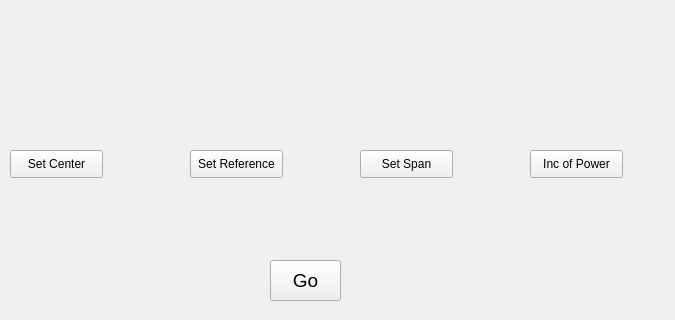
This is pyqt.ui in AnthonyDeSantiago/Spectrum_Analyzer_Tool as Qt 5 draws it before an edit; both pictures show x 0 to 675 and y 250 to 570 of the 675 by 570 pixel window. The edited form follows.
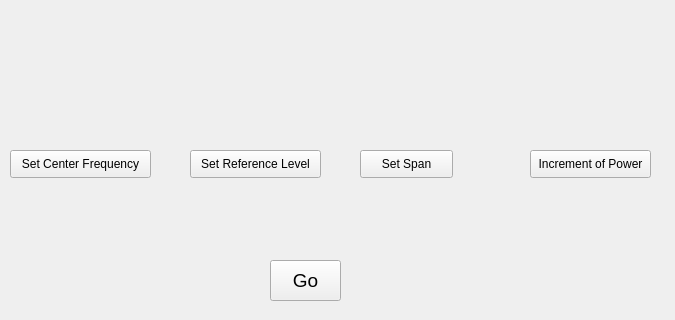
This is the edited form.

Commit message: changed buttons to be more descriptive

What changed in the file:
```diff
--- a/pyqt.ui
+++ b/pyqt.ui
@@ -72,12 +72,12 @@
     <rect>
      <x>10</x>
      <y>400</y>
-     <width>93</width>
+     <width>141</width>
      <height>28</height>
     </rect>
    </property>
    <property name="text">
-    <string>Set Center</string>
+    <string>Set Center Frequency</string>
    </property>
   </widget>
   <widget class="QPushButton" name="pushButton_3">
@@ -85,12 +85,12 @@
     <rect>
      <x>190</x>
      <y>400</y>
-     <width>93</width>
+     <width>131</width>
      <height>28</height>
     </rect>
    </property>
    <property name="text">
-    <string>Set Reference</string>
+    <string>Set Reference Level</string>
    </property>
   </widget>
   <widget class="QPushButton" name="pushButton_4">
@@ -168,12 +168,12 @@
     <rect>
      <x>530</x>
      <y>400</y>
-     <width>93</width>
+     <width>121</width>
      <height>28</height>
     </rect>
    </property>
    <property name="text">
-    <string>Inc of Power</string>
+    <string>Increment of Power</string>
    </property>
   </widget>
   <widget class="QLabel" name="label_9">
```
The commit also changes 1 other file.
